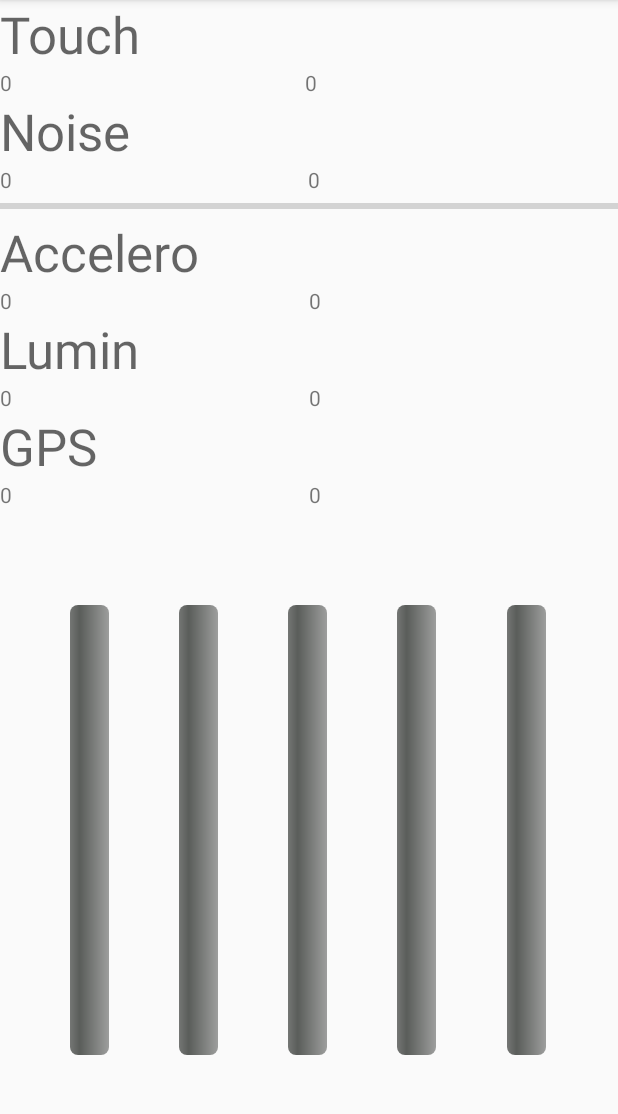
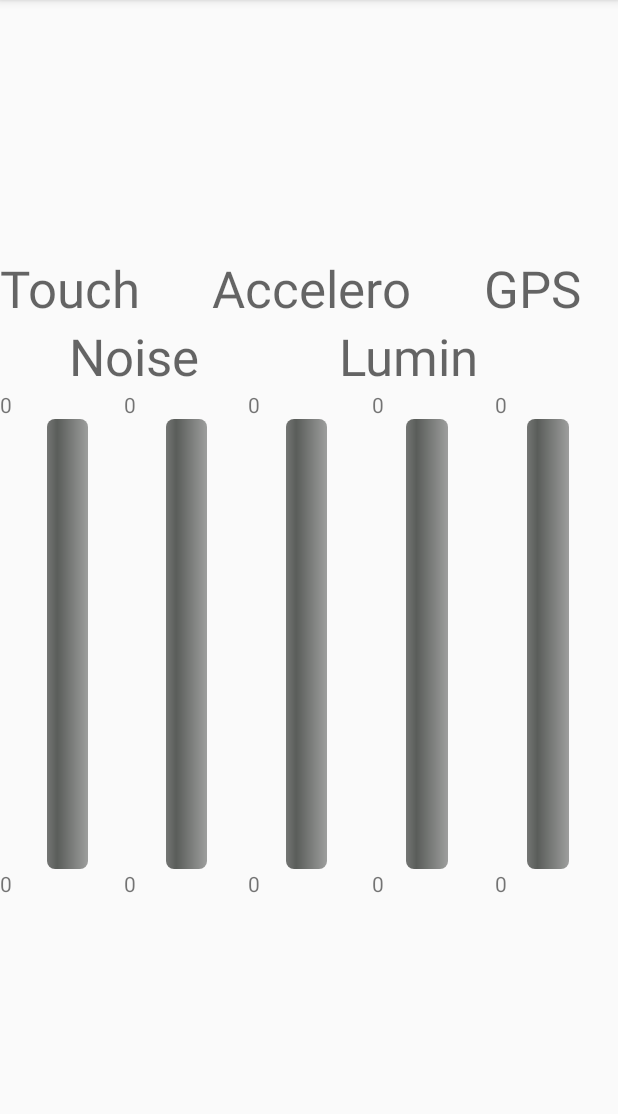
Before and after one commit to hugo-clems/android-mini-projet, an Android app: the screen it shows after launch (MainActivity), on a phone screen of 412 x 824 dp, the part 84-1198 px from its top. Run offline under Robolectric (Android 15) with nearby library versions, the phone set to English and light mode, and no system bars.

Commit message:
Modif layout

```diff
--- a/app/src/main/res/layout/activity_main.xml
+++ b/app/src/main/res/layout/activity_main.xml
@@ -12,12 +12,10 @@
         android:layout_height="match_parent"
         android:orientation="vertical">
 
-        <TextView
-            android:id="@+id/tvTitre1"
-            android:layout_width="match_parent"
+        <Space
+            android:layout_width="wrap_content"
             android:layout_height="wrap_content"
-            android:text="Touch"
-            android:textAppearance="@style/TextAppearance.AppCompat.Display1" />
+            android:layout_weight="0.1" />
 
         <LinearLayout
             android:layout_width="match_parent"
@@ -25,24 +23,77 @@
             android:orientation="horizontal">
 
             <TextView
-                android:id="@+id/tvTouchAct"
-                android:layout_width="203dp"
+                android:id="@+id/tvTitre1"
+                android:layout_width="wrap_content"
                 android:layout_height="wrap_content"
-                android:text="TextView" />
+                android:layout_weight="1"
+                android:text="Touch"
+                android:textAppearance="@style/TextAppearance.AppCompat.Display1" />
+
+            <Space
+                android:layout_width="wrap_content"
+                android:layout_height="wrap_content"
+                android:layout_weight="1" />
 
             <TextView
-                android:id="@+id/tvTouchMax"
-                android:layout_width="match_parent"
+                android:id="@+id/tvTitre3"
+                android:layout_width="wrap_content"
                 android:layout_height="wrap_content"
-                android:text="TextView" />
+                android:layout_weight="1"
+                android:text="Accelero"
+                android:textAppearance="@style/TextAppearance.AppCompat.Display1" />
+
+            <Space
+                android:layout_width="wrap_content"
+                android:layout_height="wrap_content"
+                android:layout_weight="1" />
+
+            <TextView
+                android:id="@+id/tvTitre5"
+                android:layout_width="wrap_content"
+                android:layout_height="wrap_content"
+                android:layout_weight="1"
+                android:text="GPS"
+                android:textAppearance="@style/TextAppearance.AppCompat.Display1" />
         </LinearLayout>
 
-        <TextView
-            android:id="@+id/tvTitre2"
+        <LinearLayout
             android:layout_width="match_parent"
             android:layout_height="wrap_content"
-            android:text="Noise"
-            android:textAppearance="@style/TextAppearance.AppCompat.Display1" />
+            android:orientation="horizontal">
+
+            <Space
+                android:layout_width="wrap_content"
+                android:layout_height="wrap_content"
+                android:layout_weight="1" />
+
+            <TextView
+                android:id="@+id/tvTitre2"
+                android:layout_width="wrap_content"
+                android:layout_height="wrap_content"
+                android:layout_weight="1"
+                android:text="Noise"
+                android:textAppearance="@style/TextAppearance.AppCompat.Display1" />
+
+            <Space
+                android:layout_width="wrap_content"
+                android:layout_height="wrap_content"
+                android:layout_weight="1" />
+
+            <TextView
+                android:id="@+id/tvTitre4"
+                android:layout_width="wrap_content"
+                android:layout_height="wrap_content"
+                android:layout_weight="1"
+                android:text="Lumin"
+                android:textAppearance="@style/TextAppearance.AppCompat.Display1" />
+
+            <Space
+                android:layout_width="wrap_content"
+                android:layout_height="wrap_content"
+                android:layout_weight="1" />
+
+        </LinearLayout>
 
         <LinearLayout
             android:layout_width="match_parent"
@@ -50,110 +101,40 @@
             android:orientation="horizontal">
 
             <TextView
-                android:id="@+id/tvNoiseAct"
-                android:layout_width="205dp"
+                android:id="@+id/tvTouchMax"
+                android:layout_width="100dp"
                 android:layout_height="wrap_content"
+                android:layout_weight="1"
                 android:text="TextView" />
 
             <TextView
                 android:id="@+id/tvNoiseMax"
-                android:layout_width="match_parent"
-                android:layout_height="wrap_content"
-                android:text="TextView" />
-        </LinearLayout>
-
-        <ProgressBar
-            android:id="@+id/pbNoise"
-            style="?android:attr/progressBarStyleHorizontal"
-            android:layout_width="match_parent"
-            android:layout_height="wrap_content" />
-
-        <TextView
-            android:id="@+id/tvTitre3"
-            android:layout_width="match_parent"
-            android:layout_height="wrap_content"
-            android:text="Accelero"
-            android:textAppearance="@style/TextAppearance.AppCompat.Display1" />
-
-        <LinearLayout
-            android:layout_width="match_parent"
-            android:layout_height="wrap_content"
-            android:orientation="horizontal">
-
-            <TextView
-                android:id="@+id/tvAcceleroAct"
-                android:layout_width="wrap_content"
+                android:layout_width="100dp"
                 android:layout_height="wrap_content"
                 android:layout_weight="1"
                 android:text="TextView" />
 
             <TextView
                 android:id="@+id/tvAcceleroMax"
-                android:layout_width="wrap_content"
-                android:layout_height="wrap_content"
-                android:layout_weight="1"
-                android:text="TextView" />
-
-        </LinearLayout>
-
-        <TextView
-            android:id="@+id/tvTitre4"
-            android:layout_width="match_parent"
-            android:layout_height="wrap_content"
-            android:text="Lumin"
-            android:textAppearance="@style/TextAppearance.AppCompat.Display1" />
-
-        <LinearLayout
-            android:layout_width="match_parent"
-            android:layout_height="wrap_content"
-            android:orientation="horizontal">
-
-            <TextView
-                android:id="@+id/tvLuminAct"
-                android:layout_width="wrap_content"
+                android:layout_width="100dp"
                 android:layout_height="wrap_content"
                 android:layout_weight="1"
                 android:text="TextView" />
 
             <TextView
                 android:id="@+id/tvLuminMax"
-                android:layout_width="wrap_content"
-                android:layout_height="wrap_content"
-                android:layout_weight="1"
-                android:text="TextView" />
-        </LinearLayout>
-
-        <TextView
-            android:id="@+id/tvTitre5"
-            android:layout_width="match_parent"
-            android:layout_height="wrap_content"
-            android:text="GPS"
-            android:textAppearance="@style/TextAppearance.AppCompat.Display1" />
-
-        <LinearLayout
-            android:layout_width="match_parent"
-            android:layout_height="wrap_content"
-            android:orientation="horizontal">
-
-            <TextView
-                android:id="@+id/tvGpsAct"
-                android:layout_width="wrap_content"
+                android:layout_width="100dp"
                 android:layout_height="wrap_content"
                 android:layout_weight="1"
                 android:text="TextView" />
 
             <TextView
                 android:id="@+id/tvGpsMax"
-                android:layout_width="wrap_content"
+                android:layout_width="100dp"
                 android:layout_height="wrap_content"
                 android:layout_weight="1"
                 android:text="TextView" />
         </LinearLayout>
-
-        <Space
-            android:layout_width="wrap_content"
-            android:layout_height="wrap_content"
-            android:layout_weight="0.1" />
 
         <LinearLayout
             android:id="@+id/LinearLayout01"
@@ -164,7 +145,7 @@
             <Space
                 android:layout_width="wrap_content"
                 android:layout_height="wrap_content"
-                android:layout_weight="1" />
+                android:layout_weight="0.6" />
 
             <ProgressBar
                 android:id="@+id/vertical_progressbar01"
@@ -224,8 +205,49 @@
             <Space
                 android:layout_width="wrap_content"
                 android:layout_height="wrap_content"
-                android:layout_weight="1" />
+                android:layout_weight="0.6" />
 
+        </LinearLayout>
+
+        <LinearLayout
+            android:layout_width="match_parent"
+            android:layout_height="wrap_content"
+            android:orientation="horizontal">
+
+            <TextView
+                android:id="@+id/tvTouchAct"
+                android:layout_width="100dp"
+                android:layout_height="wrap_content"
+                android:layout_weight="1"
+                android:text="TextView" />
+
+            <TextView
+                android:id="@+id/tvNoiseAct"
+                android:layout_width="100dp"
+                android:layout_height="wrap_content"
+                android:layout_weight="1"
+                android:text="TextView" />
+
+            <TextView
+                android:id="@+id/tvAcceleroAct"
+                android:layout_width="100dp"
+                android:layout_height="wrap_content"
+                android:layout_weight="1"
+                android:text="TextView" />
+
+            <TextView
+                android:id="@+id/tvLuminAct"
+                android:layout_width="100dp"
+                android:layout_height="wrap_content"
+                android:layout_weight="1"
+                android:text="TextView" />
+
+            <TextView
+                android:id="@+id/tvGpsAct"
+                android:layout_width="100dp"
+                android:layout_height="wrap_content"
+                android:layout_weight="1"
+                android:text="TextView" />
         </LinearLayout>
 
         <Space
```
